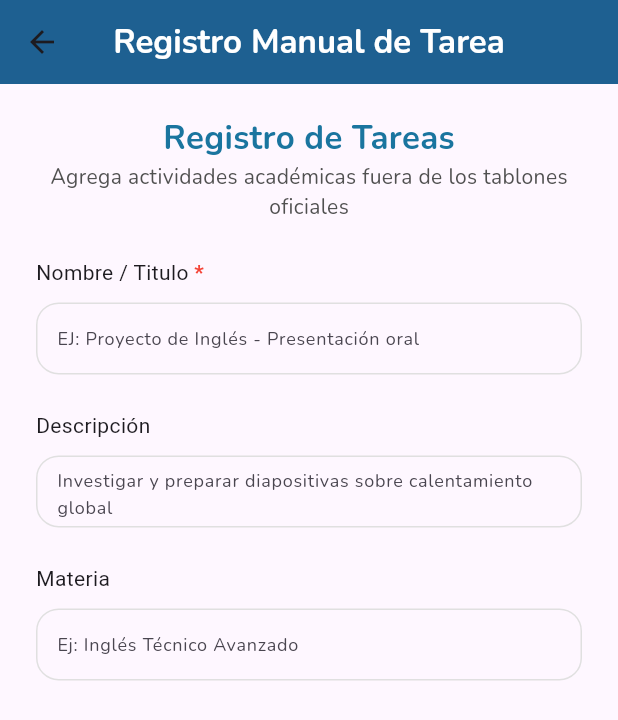
After one commit to Blu18/Coura, a Flutter app: the RegisterActivity screen opened directly, on a phone screen of 412 x 824 dp. The commit adds this screen. Shown: the top 720 px of the screen. Run offline on Flutter 3.47's test engine with Material 3 defaults, Android fonts, the phone set to English and light mode, and no system bars; our stand-ins replace firebase_auth, firebase_core, google_fonts; accounts and stored records are empty; network calls fail.

Commit message:
Avance agregar tareas

```diff
--- a/coura_app/lib/main.dart
+++ b/coura_app/lib/main.dart
@@ -1,4 +1,5 @@
 import 'package:coura_app/firebase_options.dart';
+import 'package:coura_app/screens/register_activity.dart';
 import 'package:coura_app/services/auth_layout.dart';
 import 'package:firebase_core/firebase_core.dart';
 import 'package:flutter/material.dart';
--- a/coura_app/lib/screens/login_screen.dart
+++ b/coura_app/lib/screens/login_screen.dart
@@ -55,13 +55,15 @@ class _LoginScreenState extends State<LoginScreen> {
           translatedError = "Este usuario ha sido deshabilitado.";
           break;
         case 'too-many-requests':
-         translatedError = "Se han bloqueado las solicitudes por actividad inusual. Intenta más tarde.";
+          translatedError =
+              "Se han bloqueado las solicitudes por actividad inusual. Intenta más tarde.";
           break;
         case 'network-request-failed':
           translatedError = "Error de red. Revisa tu conexión a internet.";
           break;
         default:
-        translatedError = "Error al iniciar sesión. Verifica tus credenciales.";
+          translatedError =
+              "Error al iniciar sesión. Verifica tus credenciales.";
           print('Error no manejado: ${e.code}');
       }
 
@@ -135,6 +137,7 @@ class _LoginScreenState extends State<LoginScreen> {
                 Text("Registrate", style: CTextStyle.bodySmall),
                 TextButton(
                   onPressed: () {
+                    popPage();
                     Navigator.push(
                       context,
                       MaterialPageRoute(builder: (context) => RegisterScreen()),
--- /dev/null
+++ b/coura_app/lib/screens/register_activity.dart
@@ -0,0 +1,85 @@
+import 'package:coura_app/utils/custom/custom_text_field.dart';
+import 'package:coura_app/utils/styles/app_colors.dart';
+import 'package:coura_app/utils/styles/text_style.dart';
+import 'package:flutter/material.dart';
+
+class RegisterActivity extends StatefulWidget {
+  const RegisterActivity({super.key});
+
+  @override
+  State<RegisterActivity> createState() => _RegisterActivityState();
+}
+
+class _RegisterActivityState extends State<RegisterActivity> {
+  TextEditingController nombrecontroller = TextEditingController();
+  TextEditingController descripcioncontroller = TextEditingController();
+  TextEditingController materiacontroller = TextEditingController();
+
+  @override
+  Widget build(BuildContext context) {
+    Size size = MediaQuery.of(context).size;
+    return Scaffold(
+      appBar: AppBar(
+        title: Text(
+          "Registro Manual de Tarea",
+          style: CTextStyle.headlineLarge.copyWith(color: Colors.white),
+        ),
+        backgroundColor: AppColors.lapizlazuli,
+        centerTitle: true,
+      ),
+      body: SingleChildScrollView(
+        child: Column(
+          crossAxisAlignment: CrossAxisAlignment.center,
+          children: [
+            SizedBox(height: size.height * 0.025),
+            Text(
+              "Registro de Tareas",
+              style: CTextStyle.headlineLarge.copyWith(
+                color: AppColors.cerulean,
+              ),
+            ),
+            Text(
+              "Agrega actividades académicas fuera de los tablones",
+              style: CTextStyle.bodyMedium.copyWith(
+                color: const Color.fromARGB(255, 80, 80, 80),
+              ),
+            ),
+            Text(
+              "oficiales",
+              style: CTextStyle.bodyMedium.copyWith(
+                color: const Color.fromARGB(255, 80, 80, 80),
+              ),
+            ),
+
+            Padding(
+              padding: const EdgeInsets.all(12.0),
+              child: Column(
+                crossAxisAlignment: CrossAxisAlignment.center,
+                children: [
+                  CustomField(
+                    title: "Nombre / Titulo",
+                    controller: nombrecontroller,
+                    hintText: "EJ: Proyecto de Inglés - Presentación oral",
+                    isthisRequired: true,
+                  ),
+                  CustomField(
+                    title: "Descripción",
+                    controller: descripcioncontroller,
+                    hintText: "Investigar y preparar diapositivas sobre calentamiento global",
+                  ),
+                  CustomField(
+                    title: "Materia",
+                    controller: materiacontroller,
+                    hintText: "Ej: Inglés Técnico Avanzado",
+                  ),
+                ],
+              ),
+            ),
+          ],
+        ),
+      ),
+    );
+  }
+}
+
+class CustomTextField {}
--- a/coura_app/lib/screens/register_screen.dart
+++ b/coura_app/lib/screens/register_screen.dart
@@ -19,7 +19,6 @@ class _RegisterScreenState extends State<RegisterScreen> {
   TextEditingController nombrecontroller = TextEditingController();
   TextEditingController correocontroller = TextEditingController();
   TextEditingController contracontroller = TextEditingController();
-  // final _formKey = GlobalKey<FormState>();
   String errorMessage = '';
 
   @override
--- a/coura_app/lib/utils/custom/custom_text_field.dart
+++ b/coura_app/lib/utils/custom/custom_text_field.dart
@@ -54,6 +54,8 @@ class _CustomFieldState extends State<CustomField> {
                 )
               : Text(widget.title),
           TextFormField(
+            maxLines: widget.isThisPassword ? 1 : null,
+            expands: false,
             controller: widget.controller,
             style: CTextStyle.bodyMedium,
             obscureText: ispassClicked && widget.isThisPassword,
@@ -79,6 +81,7 @@ class _CustomFieldState extends State<CustomField> {
               focusedBorder: outlineInputBorder,
               disabledBorder: outlineInputBorder,
               focusedErrorBorder: outlineInputBorder,
+
             ),
           ),
 
```
Lines whose indentation alone changed are shown as unchanged.
